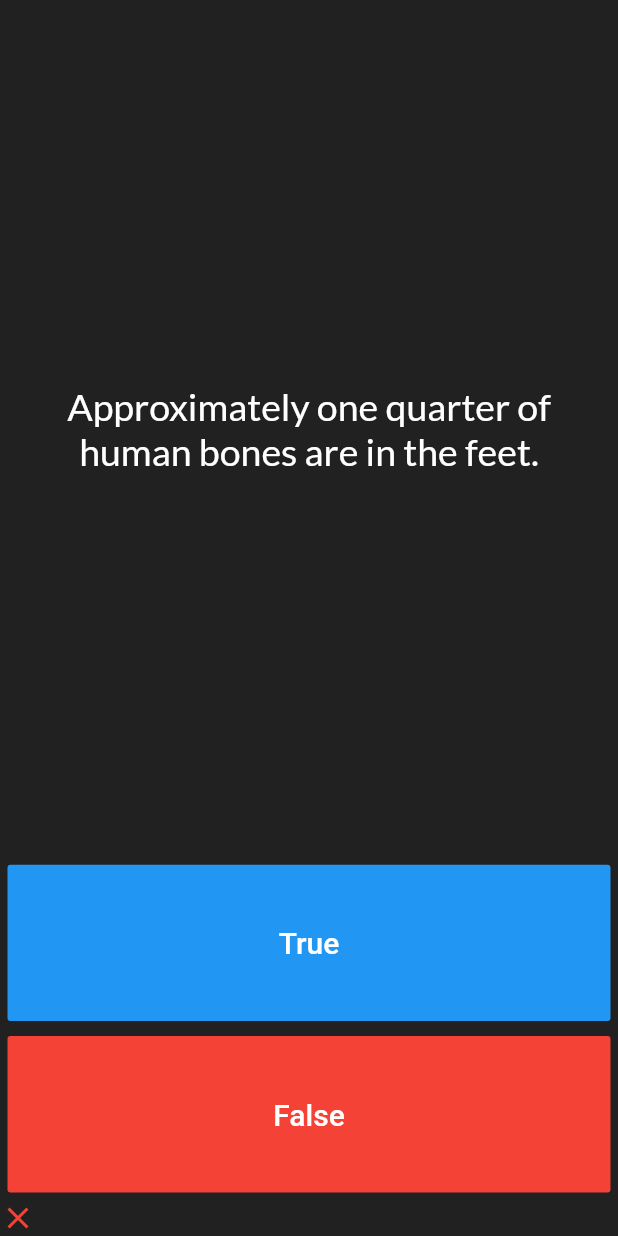
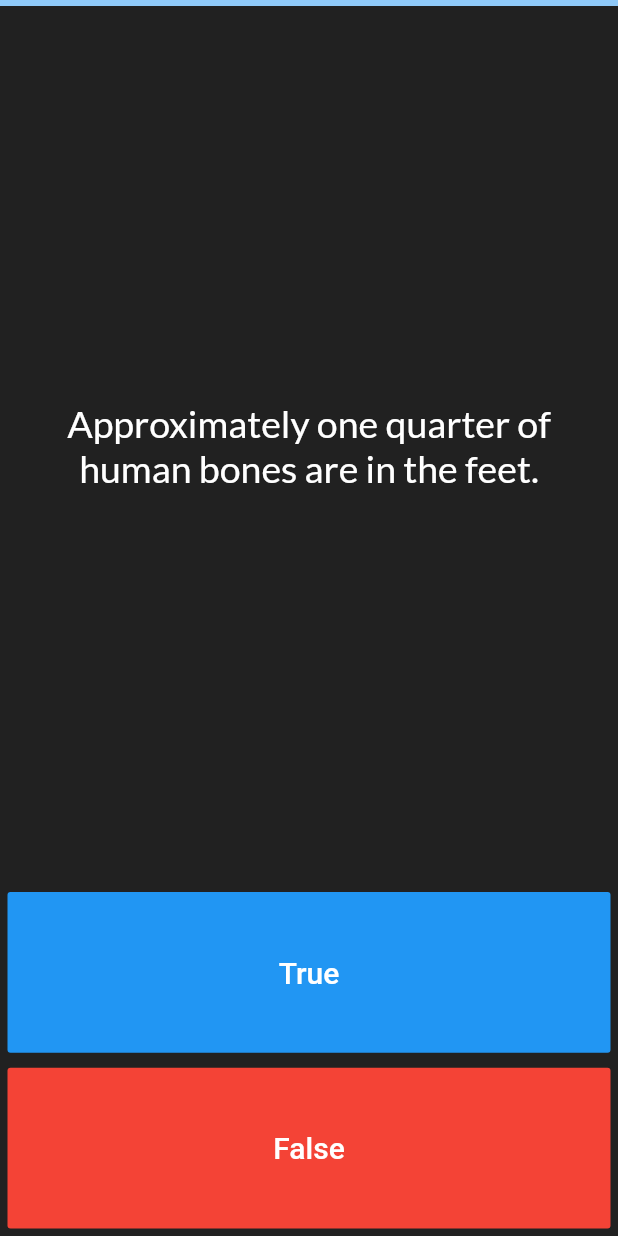
Before and after one commit to Naxalov/quizUp, a Flutter app: the screen it shows after launch, after a tap on "True", on a phone screen of 412 x 824 dp. Run offline on Flutter 3.47's test engine with Material 2 defaults, Android fonts, the phone set to English and light mode, and no system bars; our stand-ins replace google_fonts.

Commit message:
add proggres

```diff
--- a/lib/screens/quiz.dart
+++ b/lib/screens/quiz.dart
@@ -11,6 +11,14 @@ class Home extends StatefulWidget {
 
 class _HomeState extends State<Home> {
   List<Widget> scoreKeeper = [];
+  double _progressValue;
+
+  @override
+  void initState() {
+    _progressValue = 0;
+  }
+
+  @override
 
   void checkAnswer(bool userAnswer) {
     if (userAnswer == quiz.getCorrectAnswer()) {
@@ -25,6 +33,8 @@ class _HomeState extends State<Home> {
       ));
     }
     setState(() {
+      _progressValue = 0.0;
+
       quiz.nextQuestion();
     });
   }
@@ -33,9 +43,13 @@ class _HomeState extends State<Home> {
   Widget build(BuildContext context) {
     return Scaffold(
       backgroundColor: Colors.grey.shade900,
-      body: Column(
+      body: SafeArea(
+        child: Column(
           crossAxisAlignment: CrossAxisAlignment.stretch,
           children: <Widget>[
+            Container(
+              child: LinearProgressIndicator(value: _progressValue,),
+            ),
             Expanded(
               flex: 5,
               child: Padding(
@@ -43,7 +57,8 @@ class _HomeState extends State<Home> {
                 child: Center(
                   child: Text(
                     quiz.getQuestionText(),
-                  style: GoogleFonts.lato(fontSize: 25.0, color: Colors.white),
+                    style:
+                        GoogleFonts.lato(fontSize: 25.0, color: Colors.white),
                     textAlign: TextAlign.center,
                   ),
                 ),
@@ -79,10 +94,8 @@ class _HomeState extends State<Home> {
                 ),
               ),
             ),
-          Row(
-            children: scoreKeeper,
-          )
           ],
+        ),
       ),
     );
   }
```
Lines whose indentation alone changed are shown as unchanged.
